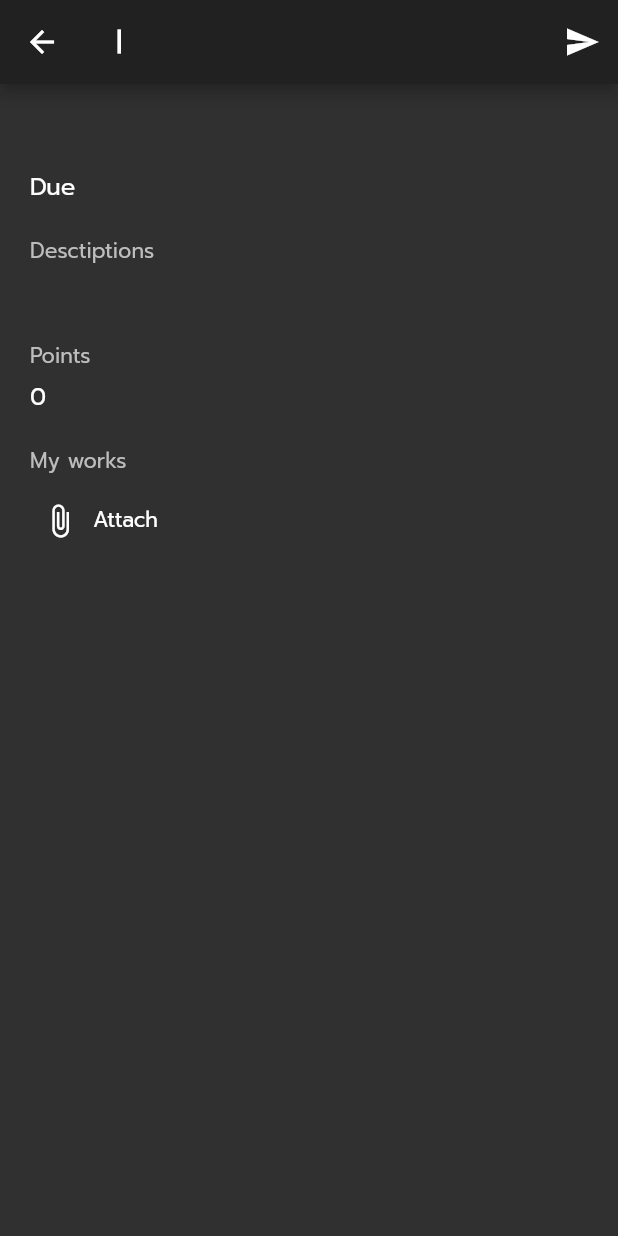
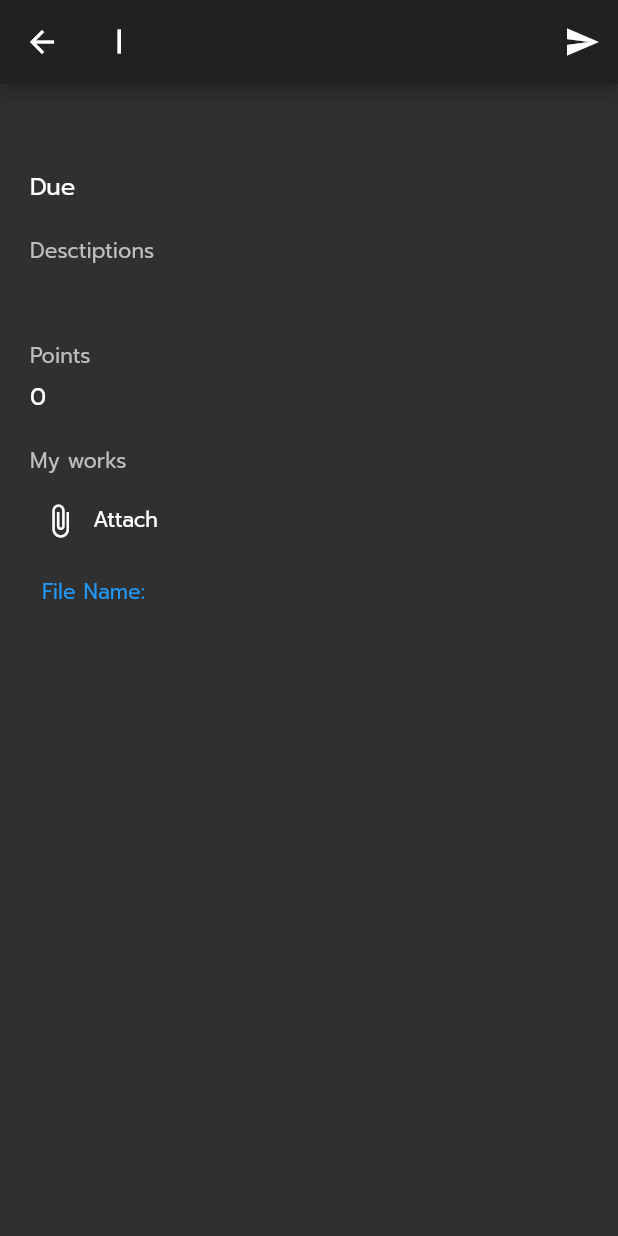
Before and after one commit to JerGun/AssignMe, a Flutter app: the AssignmentScreen screen opened directly with empty values, after a tap on "Attach", on a phone screen of 412 x 824 dp. Run offline on Flutter 3.47's test engine with Material 2 defaults, Android fonts, the light colour scheme and no system bars; our stand-ins replace cloud_firestore, file_picker, firebase_auth, firebase_core, firebase_storage, flutter_svg and 3 more; missing offline and left inert: flutter_rounded_date_picker; accounts and stored records are empty.

Commit message:
Update upload file to firebase storage

```diff
--- a/lib/screens/assignments/assignment_screen.dart
+++ b/lib/screens/assignments/assignment_screen.dart
@@ -5,8 +5,9 @@ import 'package:file_picker/file_picker.dart';
 import 'package:firebase_storage/firebase_storage.dart';
 import 'package:flutter/material.dart';
 import 'package:flutter_assignme/screens/components/behavior.dart';
+import 'package:open_file/open_file.dart';
 
-class AssignmentScreen extends StatelessWidget {
+class AssignmentScreen extends StatefulWidget {
   const AssignmentScreen({
     Key? key,
     required this.gid,
@@ -30,16 +31,39 @@ class AssignmentScreen extends StatelessWidget {
   final String dateDue;
   final String timeDue;
 
+  @override
+  _AssignmentScreenState createState() => _AssignmentScreenState();
+}
+
+class _AssignmentScreenState extends State<AssignmentScreen> {
+  String? filePath;
+  String fileName = '';
+  File? file;
+  late Future<String> urlDownload;
+
   Future getFileAndUpload() async {
-    FilePickerResult? result = await FilePicker.platform.pickFiles(
+    final result = await FilePicker.platform.pickFiles();
+    if (result != null) {
+      // Uint8List? fileBytes = result.files.first.bytes;
+      setState(() {
+        filePath = result.files.first.path;
+        file = File(filePath!);
+        fileName = result.files.first.name;
+      });
 
-    );
-    if (result != null) {
-      Uint8List? fileBytes = result.files.first.bytes;
-      String fileName = result.files.first.name;
+      Reference ref = FirebaseStorage.instance.ref('uploads/$fileName');
 
-      // Upload file
-      await FirebaseStorage.instance.ref('uploads/$fileName').putData(fileBytes!);
+      UploadTask uploadTask = ref.putFile(file!);
+      final snapshot = await uploadTask.whenComplete(() => {});
+      final urlDownload = await snapshot.ref.getDownloadURL();
+      print('Download-Link: $urlDownload');
+    }
+  }
+
+  Future openFile() async {
+    if (filePath != null) {
+      print(filePath);
+      await OpenFile.open(filePath);
     }
   }
 
@@ -48,7 +72,7 @@ class AssignmentScreen extends StatelessWidget {
     return Scaffold(
       appBar: AppBar(
         title: Text(
-          '$groupName | $channelName',
+          '${widget.groupName} | ${widget.channelName}',
           style: TextStyle(
             fontWeight: FontWeight.bold,
             fontSize: 16,
@@ -79,7 +103,7 @@ class AssignmentScreen extends StatelessWidget {
                 crossAxisAlignment: CrossAxisAlignment.start,
                 children: [
                   Text(
-                    title,
+                    widget.title,
                     style: TextStyle(
                       color: Colors.white,
                       fontSize: 18,
@@ -88,7 +112,7 @@ class AssignmentScreen extends StatelessWidget {
                   ),
                   SizedBox(height: 10),
                   Text(
-                    'Due $dateDue $timeDue',
+                    'Due ${widget.dateDue} ${widget.timeDue}',
                     style: TextStyle(
                       fontSize: 16,
                       color: Colors.white,
@@ -101,7 +125,7 @@ class AssignmentScreen extends StatelessWidget {
                   ),
                   SizedBox(height: 5),
                   Text(
-                    '$descriptions',
+                    '${widget.descriptions}',
                     style: TextStyle(
                       fontSize: 16,
                       color: Colors.white,
@@ -114,7 +138,7 @@ class AssignmentScreen extends StatelessWidget {
                   ),
                   SizedBox(height: 5),
                   Text(
-                    '$points',
+                    '${widget.points}',
                     style: TextStyle(
                       fontSize: 16,
                       color: Colors.white,
@@ -149,7 +173,17 @@ class AssignmentScreen extends StatelessWidget {
                         ],
                       ),
                     ),
-                  )
+                  ),
+                  Column(
+                    crossAxisAlignment: CrossAxisAlignment.start,
+                    children: [
+                      TextButton(
+                          onPressed: () {
+                            openFile();
+                          },
+                          child: Text('File Name: $fileName')),
+                    ],
+                  ),
                 ],
               ),
             ),
--- a/lib/screens/home/home_screen.dart
+++ b/lib/screens/home/home_screen.dart
@@ -8,9 +8,6 @@ import 'package:flutter_assignme/screens/members/members_screen.dart';
 import 'package:flutter_assignme/screens/notifications/components/notifications_button.dart';
 import 'package:flutter_assignme/screens/home/components/group_button.dart';
 import 'package:flutter_assignme/screens/profile_screen.dart';
-import 'package:flutter_assignme/services/authentication_service.dart';
-import 'package:provider/provider.dart';
-
 import '../components/behavior.dart';
 import 'components/channel_option_button.dart';
 import '../notifications/notifications_screen.dart';
@@ -282,7 +279,6 @@ class _HomeScreenState extends State<HomeScreen> with TickerProviderStateMixin {
                     child: Padding(
                       padding: EdgeInsets.only(left: 20, right: 5),
                       child: Row(
-                        mainAxisSize: MainAxisSize.max,
                         children: [
                           InkWell(
                             child: Icon(Icons.menu, color: Colors.white),
--- a/lib/screens/members/members_screen.dart
+++ b/lib/screens/members/members_screen.dart
@@ -99,8 +99,7 @@ class _MembersScreenState extends State<MembersScreen> {
                                                         child: Center(
                                                             child: Column(
                                                           children: [
-                                                            Expanded(
-                                                              child: Container(
+                                                            Container(
                                                               width: MediaQuery.of(context).size.width,
                                                               color: Colors.grey[850],
                                                               child: Column(
@@ -247,7 +246,6 @@ class _MembersScreenState extends State<MembersScreen> {
                                                                 ],
                                                               ),
                                                             ),
-                                                            ),
                                                           ],
                                                         )),
                                                       );
```
Lines whose indentation alone changed are shown as unchanged.
